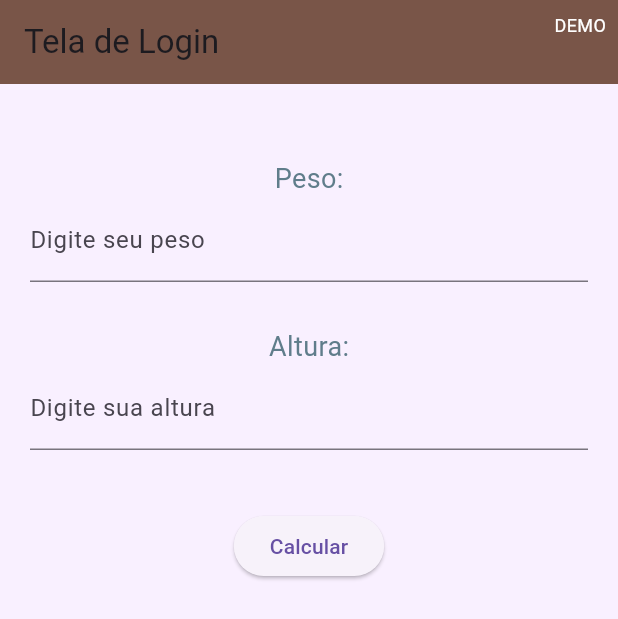
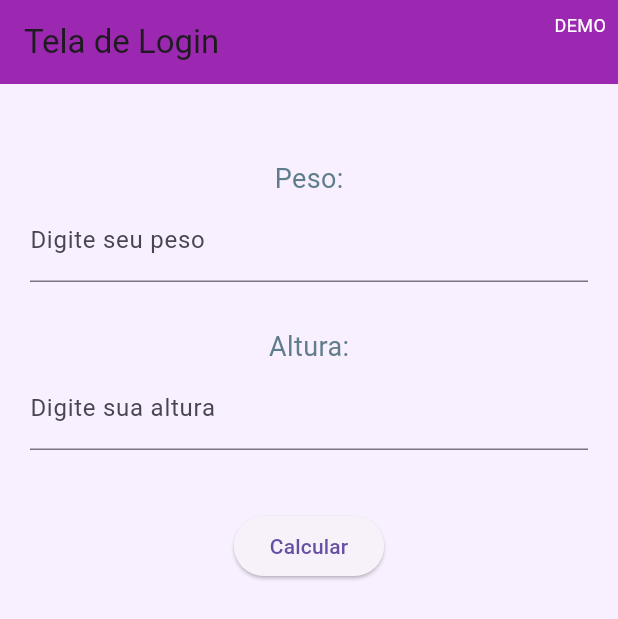
Before and after one commit to mariapcaleffi/avaliacao-imc, a Flutter app: the screen it shows after launch, on a phone screen of 412 x 824 dp. Shown: the top 619 px of the screen. Run offline on Flutter 3.47's test engine with Material 3 defaults, Android fonts, the phone set to English and light mode, and no system bars.

Commit message:
Update main.dart

```diff
--- a/lib/main.dart
+++ b/lib/main.dart
@@ -83,7 +83,7 @@ class _TelaIMCState extends State<TelaIMC> {
     return Scaffold(
       appBar: AppBar(
         title: const Text("Tela de Login"),
-        backgroundColor: Colors.brown,
+        backgroundColor: Colors.purple,
         actions: const [
           Padding(
             padding: EdgeInsets.all(8.0),
```
